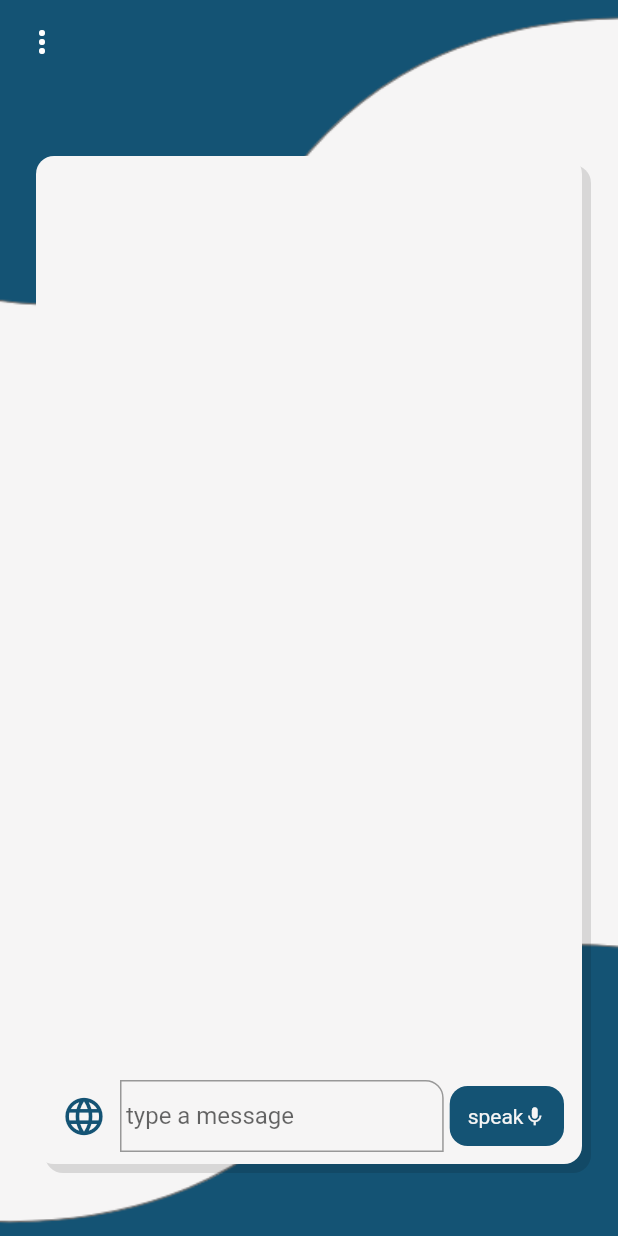
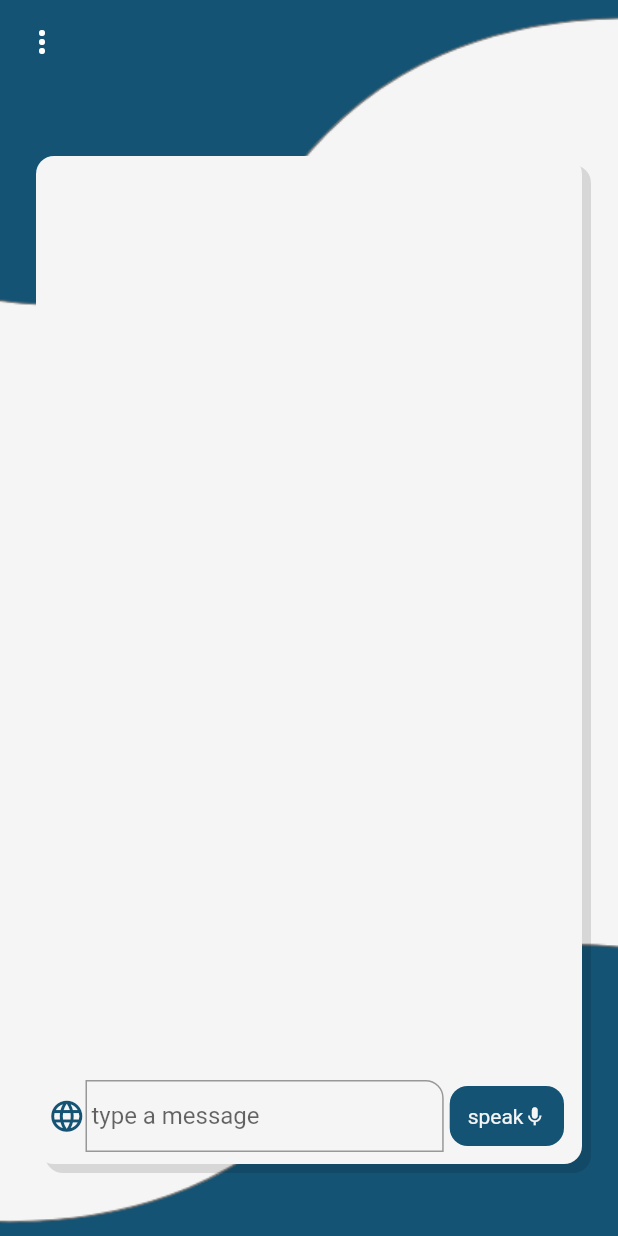
Before and after one commit to spear-app/spear-flutter, a Flutter app: the screen it shows after launch, after a tap on "Start A New Conversation", on a phone screen of 412 x 824 dp. Run offline on Flutter 3.47's test engine with Material 2 defaults, Android fonts, the light colour scheme and no system bars; missing offline and left inert: text_to_speech; statements that could not run were skipped.

Commit message:
the scroll of conversation_screen.dart is fixed

```diff
--- a/lib/modules/chat/conversation_screen.dart
+++ b/lib/modules/chat/conversation_screen.dart
@@ -19,12 +19,14 @@ class _ConversationScreenState extends State<ConversationScreen> {
   List<Message> messagesList = [];
   final String defaultLanguage = 'en-US';
 
-  String? language;
+  late String language;
   String? currentLang;
   String? languageCode;
   List<String> languages = <String>[];
   List<String> languageCodes = <String>[];
   String? voice;
+  ScrollController _scrollController = ScrollController();
+
 
   late TextEditingController messageController;
   @override
@@ -58,10 +60,7 @@ class _ConversationScreenState extends State<ConversationScreen> {
     } else {
       languageCode = defaultLanguage;
     }
-    language = await tts.getDisplayLanguageByCode(languageCode!);
-
-    /// get voice
-    //voice = await getVoiceByLang(languageCode!);
+    language = (await tts.getDisplayLanguageByCode(languageCode!))!;
 
     if (mounted) {
       setState(() {});
@@ -70,9 +69,7 @@ class _ConversationScreenState extends State<ConversationScreen> {
 
   @override
   Widget build(BuildContext context) {
-    //final args = ModalRoute.of(context)?.settings.arguments as RoomDetailsArgs;
-    // final Stream<QuerySnapshot<Messages>> messagesStream =
-    // messageRef.orderBy('time').snapshots();
+    WidgetsBinding.instance!.addPostFrameCallback((_) {_scrollController.jumpTo(_scrollController.position.maxScrollExtent);});
 
     return Container(
       child: Stack(
@@ -115,25 +112,24 @@ class _ConversationScreenState extends State<ConversationScreen> {
                 children: [
                   Expanded(
                       child: ListView.builder(
-                    itemBuilder: (buildContext, index) {
-                      return MessageWidget(
-                        content: messagesList[index].content,
-                        senderName: messagesList[index].senderName,
-                        sent: messagesList[index].sent,
-                        time: messagesList[index].time,
-                      );
-                    },
-                    itemCount: messagesList.length,
+                        itemBuilder: (buildContext, index) {
+                          return MessageWidget(
+                            message: messagesList[index],
+                          );
+                        },
+                        itemCount: messagesList.length,
+                        controller: _scrollController,
+
                   )),
                   Row(
                     children: [
-                      IconButton(
-                          icon: Icon(
+                      InkWell(
+                          child: Icon(
                             Icons.language,
                             color: blue,
-                            size: 30,
+                            size: 25,
                           ),
-                          onPressed: () {
+                          onTap: () {
                             showDialog(
                                 context: context,
                                 builder: (BuildContext context) {
@@ -181,6 +177,7 @@ class _ConversationScreenState extends State<ConversationScreen> {
                               border: OutlineInputBorder(
                                   borderRadius: BorderRadius.only(
                                       topRight: Radius.circular(12)))),
+                          maxLines: null,
                         ),
                       ),
                       InkWell(
@@ -227,7 +224,9 @@ class _ConversationScreenState extends State<ConversationScreen> {
         content: typedMessage,
         time: DateTime.now().microsecondsSinceEpoch,
         senderName: "You",
-        sent: true);
+        sent: true,
+        language: language
+    );
 
     speak(typedMessage, 1, language).then((value) {
       setState(() {
--- a/lib/modules/chat/message.dart
+++ b/lib/modules/chat/message.dart
@@ -4,7 +4,8 @@ class Message{
   int time;
   String senderName;
   bool sent;
+  String language;
 
-  Message({required this.content, required this.time , required this.senderName, required this.sent});
+  Message({required this.content, required this.time , required this.senderName, required this.sent, required this.language});
 
 }
```
Also changed, not shown: lib/modules/chat/message_widget.dart (+37 -17 lines).
